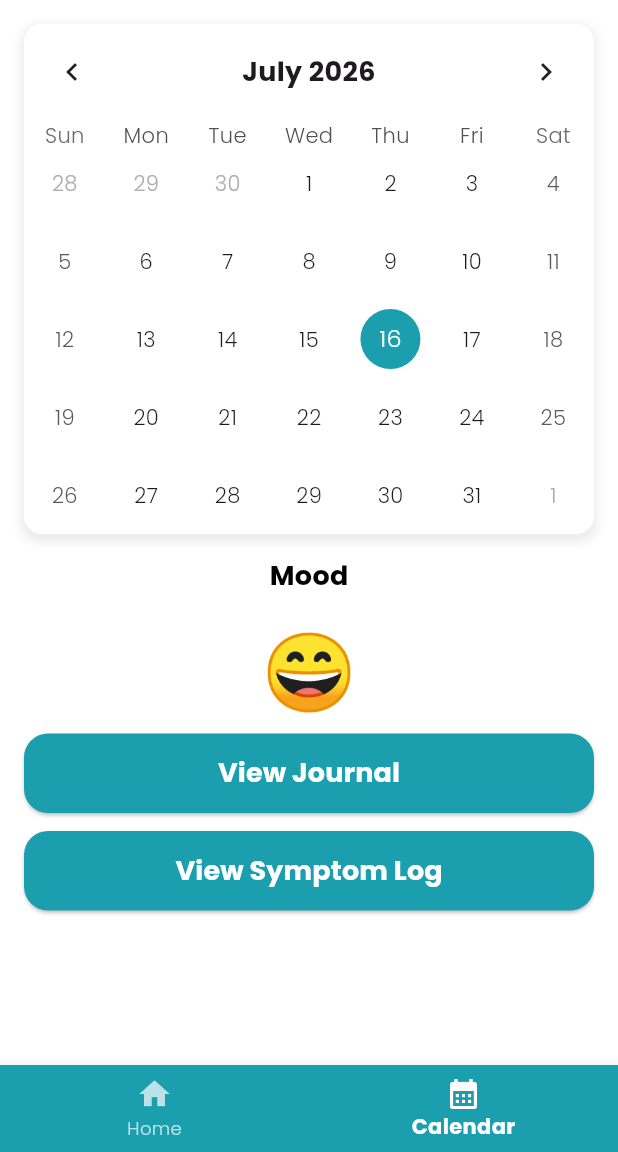
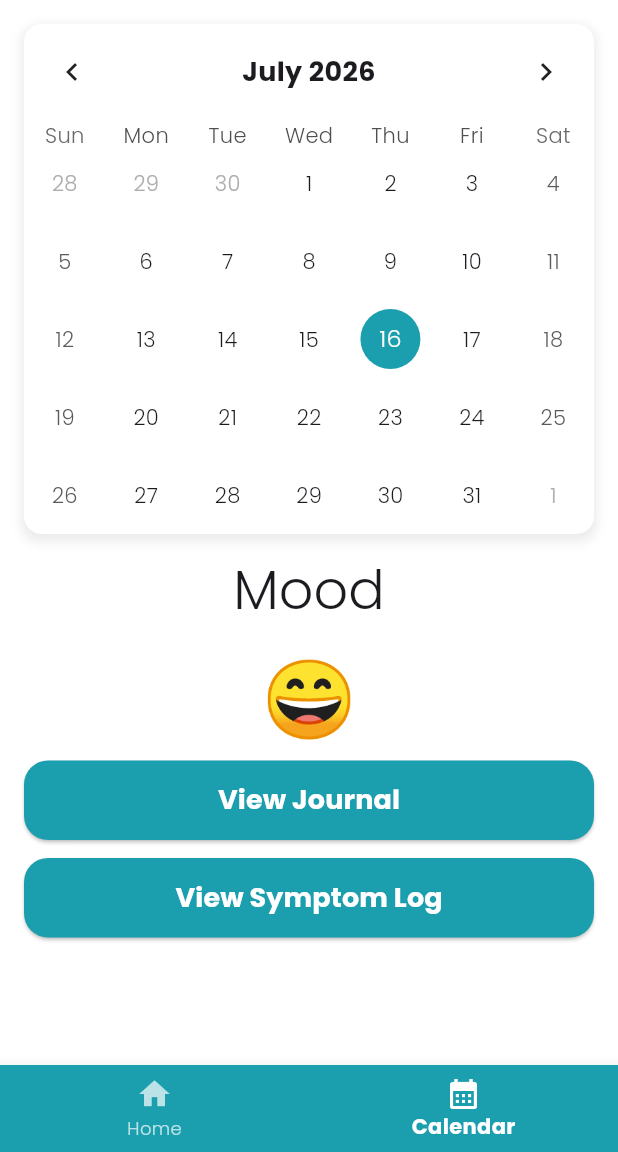
Before and after one commit to Ananyalakshmi-Srinivasan/GutHealthMonitoringApp, a Flutter app: the screen it shows after launch, item 2 of the bottom bar chosen, on a phone screen of 412 x 824 dp, the part 84-1236 px from its top. Run offline on Flutter 3.47's test engine with Material 3 defaults, Android fonts, the phone set to English and light mode, and no system bars; drawn by our look-alikes of table_calendar; our stand-ins replace email_validator, firebase_core, firebase_messaging, fl_chart, flutter_form_builder, flutter_local_notifications and 1 more; accounts and stored records are empty.

Commit message:
refactor themes

```diff
--- a/guthealth_app/lib/main.dart
+++ b/guthealth_app/lib/main.dart
@@ -43,13 +43,19 @@
     return MaterialApp(
       title: 'Ferrocalm app',
       themeMode: ThemeMode.system,
+
+      // two themes -- this helps reduce repetition in individual pages --> as you can refer to the default theme config here.
+      // further reduce repetition : there's a lot of similarities between the two themes e.g. font family, text theme sizes etc.
+      // only colour is different so find a way to reduce this excessive repeat.
+
       theme: ThemeData(
           fontFamily: 'Poppins',
           brightness: Brightness.light,
           scaffoldBackgroundColor: Colors.white,
           appBarTheme: AppBarTheme(backgroundColor: const Color(0xFF1B9FAE),
                                    centerTitle: true,),
-          bottomNavigationBarTheme: BottomNavigationBarThemeData(backgroundColor: const Color(0xFF1B9FAE),
+          bottomNavigationBarTheme: BottomNavigationBarThemeData(
+                                                                backgroundColor: const Color(0xFF1B9FAE),
                                                                 selectedItemColor: Colors.white,
                                                                 unselectedItemColor: Colors.white.withValues(alpha: 0.7),
                                                                 selectedLabelStyle: const TextStyle(
@@ -63,7 +69,6 @@
                       displayLarge: const TextStyle(
                       color: Color(0xFF1B9FAE),
                       fontSize: 50,
-                      fontFamily: 'Poppins' ,
                       fontWeight: FontWeight.bold,
                       ),
                       titleLarge: const TextStyle(
@@ -85,19 +90,17 @@
                     )
 
           ),
-
-
       ),
 
       darkTheme: ThemeData(
           fontFamily: 'Poppins',
           brightness: Brightness.dark,
-          primaryColor: Color(0xFF35EBFF),
           scaffoldBackgroundColor: const Color(0xFF191919),
           appBarTheme: AppBarTheme(backgroundColor: const Color(
               0xFF090808),
             centerTitle: true,),
-          bottomNavigationBarTheme: BottomNavigationBarThemeData(backgroundColor: const Color(
+          bottomNavigationBarTheme: BottomNavigationBarThemeData(
+              backgroundColor: const Color(
               0xFF090808),
               selectedItemColor: const Color(0xFFE0868D), //const Color(0xFFE0868D),
               unselectedItemColor: Colors.white.withValues(alpha: 0.7),
@@ -133,6 +136,9 @@
           )
         ),
       ),
+
+        // add customisation further customisation like colour blind themes etc.
+
         navigatorKey: navigatorKey,
         debugShowCheckedModeBanner: false,
         home: const HomeScreen(customerId: 1),
--- a/guthealth_app/lib/screens/calendar_screen.dart
+++ b/guthealth_app/lib/screens/calendar_screen.dart
@@ -75,11 +75,11 @@
       //emotion show on page
       final mood = moodForDay(_selectedDay);
       return Scaffold(
-        backgroundColor: Colors.white,
+        //backgroundColor: Colors.white,
         // top navigation bar
         appBar: AppBar(
-            centerTitle: true,
-            backgroundColor: const Color(0xFF1B9FAE),
+            //centerTitle: true,
+            //backgroundColor: const Color(0xFF1B9FAE),
             // profile button
             leading: IconButton(
               icon: const Icon(Icons.person),
@@ -112,7 +112,7 @@
                 // Calendar Widget
                 Container(
                   decoration: BoxDecoration(
-                    color: Colors.white,
+                   color: Colors.white,
                     borderRadius: BorderRadius.circular(12),
                     boxShadow: [
                       BoxShadow(
@@ -157,7 +157,7 @@
                         shape: BoxShape.circle,
                       ),
                     ),
-                    headerStyle: const HeaderStyle(
+                    headerStyle: const HeaderStyle( // header for month.
                       formatButtonVisible: false,
                       titleCentered: true,
                       titleTextStyle: TextStyle(
@@ -172,16 +172,10 @@
                 const SizedBox(height: 15),
 
                 Center(
-                  child: const Text(
+                  child: Text(
                     'Mood',
-                    style: TextStyle(
-                      fontSize: 18,
-                      fontFamily: 'Poppins',
-                      fontWeight: FontWeight.w600,
-                      color: Colors.black,
-
-                    ),
-                  ),
+                      style: Theme.of(context).textTheme.displaySmall!.copyWith(fontFamily: 'Poppins')
+                  )
                 ),
 
                 const SizedBox(height: 15),
@@ -248,24 +242,10 @@
         ),
         // Bottom navigation bar
         bottomNavigationBar: Container(
-          decoration: const BoxDecoration(
-            color: Color(0xFF1B9FAE),
-          ),
           child: BottomNavigationBar(
             currentIndex: _currentIndex,
             onTap: _handleBottomNavigation,
             type: BottomNavigationBarType.fixed,
-            backgroundColor: const Color(0xFF1B9FAE),
-            selectedItemColor: Colors.white,
-            unselectedItemColor: Colors.white.withValues(alpha: 0.7),
-
-            selectedLabelStyle: const TextStyle(
-              fontFamily: 'Poppins',
-              fontWeight: FontWeight.w600,
-            ),
-            unselectedLabelStyle: const TextStyle(
-              fontFamily: 'Poppins',
-            ),
             items: const [
               BottomNavigationBarItem(
                 icon: Icon(Icons.home),
--- a/guthealth_app/lib/screens/past_data_screen.dart
+++ b/guthealth_app/lib/screens/past_data_screen.dart
@@ -22,7 +22,7 @@
   List<FlSpot> chartData = [];
   List<String> xLabels = [];
 
-  final String baseUrl = 'http://ec2-51-21-76-143.eu-north-1.compute.amazonaws.com:8080';
+  final String baseUrl = 'http://10.0.0.2:8080';
 
   final List<Map<String, String>> symptoms = const [
     {'label': 'Loose stool', 'name': 'loose_stool'},
--- a/guthealth_app/lib/screens/recipe_screen.dart
+++ b/guthealth_app/lib/screens/recipe_screen.dart
@@ -14,7 +14,7 @@
 class _RecipesScreenState extends State<RecipesScreen> {
 
   Future<void> _openPdf(String fileName) async {
-    final Uri url = Uri.parse("http://ec2-51-21-76-143.eu-north-1.compute.amazonaws.com:8080/docs/$fileName");
+    final Uri url = Uri.parse("http://10.0.0.2:8080/docs/$fileName");
 
     if (!await launchUrl(url, mode: LaunchMode.externalApplication)) {
       throw Exception('Could not open PDF');
--- a/guthealth_app/pubspec.yaml
+++ b/guthealth_app/pubspec.yaml
@@ -42,8 +42,8 @@
   table_calendar: ^3.2.0
   fl_chart: ^1.2.0
   url_launcher: ^6.3.2
-  firebase_core: ^4.7.0
-  firebase_messaging: ^16.2.0
+  firebase_core: ^4.12.1
+  firebase_messaging: ^16.4.3
   flutter_local_notifications: ^20.1.0
   shared_preferences: ^2.5.5
 
```
Also changed, not shown: guthealth_app/lib/screens/home_screen.dart (+8 -27 lines).
